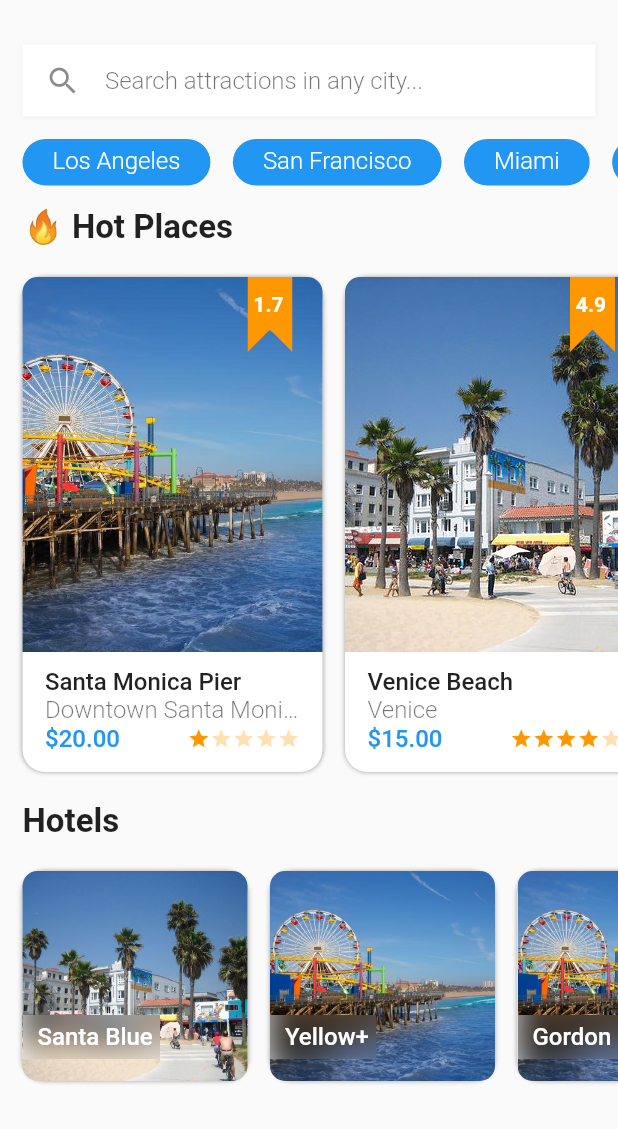
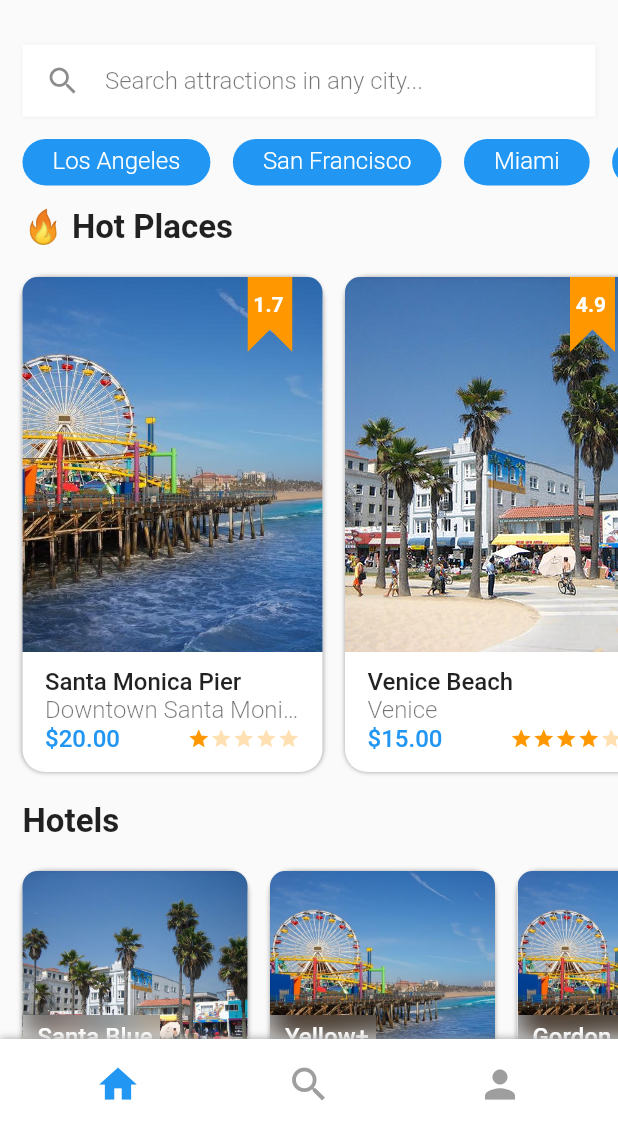
Before and after one commit to costvin15/flutter_travel, a Flutter app: the screen it shows after launch, on a phone screen of 412 x 824 dp, the part 107-1236 px from its top. Run offline on Flutter 3.47's test engine with Material 2 defaults, Android fonts, the phone set to English and light mode, and no system bars.

Commit message:
feature(bottombar): Bottom bar implemented

```diff
--- a/lib/routes/home/index.dart
+++ b/lib/routes/home/index.dart
@@ -1,14 +1,18 @@
 import 'package:flutter/material.dart';
 import 'package:travel/routes/home/widgets/searchbar.dart';
 import 'package:travel/routes/home/widgets/topbar.dart';
+import 'package:travel/widgets/bottomnavbar.dart';
 import 'package:travel/widgets/citieslist.dart';
 
 class Home extends StatelessWidget {
   @override
   Widget build(BuildContext context) {
     return Scaffold(
+      bottomNavigationBar: BottomNavBar(),
       body: SafeArea(
         child: SingleChildScrollView(
+          child: Container(
+            margin: EdgeInsets.only(bottom: 15.0),
             child: Column(
               children: <Widget>[
                 Padding(
@@ -32,6 +36,7 @@ class Home extends StatelessWidget {
                 CitiesList().hotels()
               ],
             ),
+          )
         ),
       ),
     );
--- /dev/null
+++ b/lib/widgets/bottomnavbar.dart
@@ -0,0 +1,24 @@
+import 'package:flutter/material.dart';
+
+class BottomNavBar extends StatelessWidget {
+  @override
+  Widget build(BuildContext context) {
+    return Container(
+      decoration: BoxDecoration(
+        color: Colors.white,
+        boxShadow: [
+          BoxShadow(color: Colors.grey, blurRadius: 4.0)
+        ]
+      ),
+      padding: EdgeInsets.all(15),
+      child: Row(
+        mainAxisAlignment: MainAxisAlignment.spaceAround,
+        children: <Widget>[
+          Icon(Icons.home, size: 30.0, color: Colors.blue),
+          Icon(Icons.search, size: 30.0, color: Colors.grey),
+          Icon(Icons.person, size: 30.0, color: Colors.grey)
+        ],
+      ),
+    );
+  }
+}
```
Lines whose indentation alone changed are shown as unchanged.
